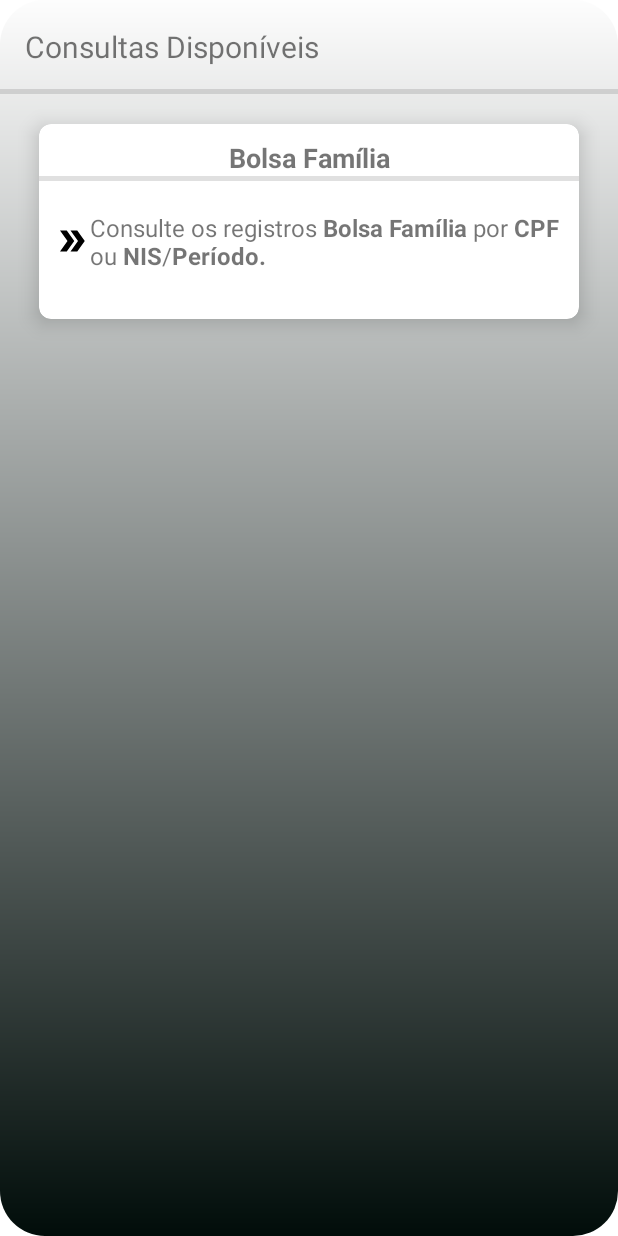
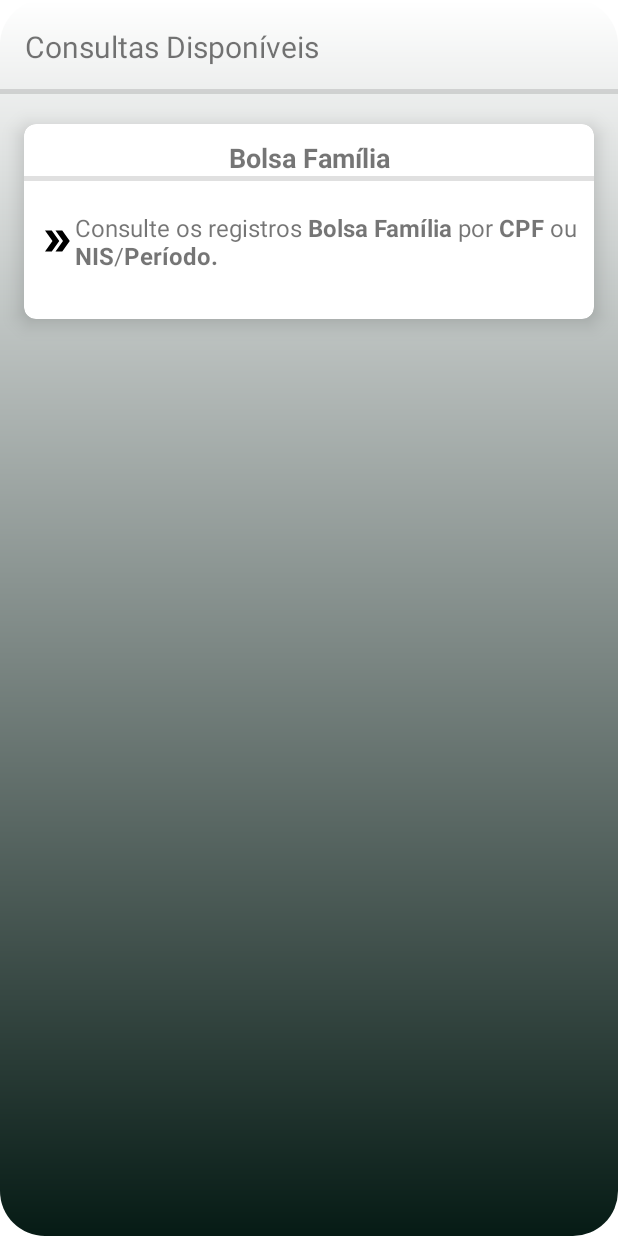
Before and after one commit to Mouthlolses/app_beneficiogov, an Android app: the ConsultationActivity screen opened directly, with no data from a screen before it, on a phone screen of 412 x 824 dp. Run offline under Robolectric (Android 15) with nearby library versions, the phone set to English and light mode, and no system bars; Roboto replaces fonts that are not available here.

Commit message:
some_cnanges

```diff
--- a/app/build.gradle.kts
+++ b/app/build.gradle.kts
@@ -9,7 +9,7 @@ android {
 
     defaultConfig {
         applicationId = "com.example.beneficios_gov"
-        minSdk = 29
+        minSdk = 28
         targetSdk = 35
         versionCode = 1
         versionName = "1.0"
--- a/app/src/main/res/drawable/gradient3_background.xml
+++ b/app/src/main/res/drawable/gradient3_background.xml
@@ -3,8 +3,8 @@
     android:shape="rectangle">
 
     <gradient
-        android:startColor="#FDFDFD"
-        android:endColor="#010D0A"
+        android:startColor="#FFFFFF"
+        android:endColor="#061B15"
         android:angle="270"/> <!-- 270 = vertical de cima para baixo -->
 
     <corners android:radius="30dp"/>
--- a/app/src/main/res/layout/activity_consultation.xml
+++ b/app/src/main/res/layout/activity_consultation.xml
@@ -28,7 +28,9 @@
         android:layout_width="match_parent"
         android:layout_height="3dp"
         android:layout_marginBottom="20dp"
-        app:layout_constraintBottom_toBottomOf="@id/guideline" />
+        app:layout_constraintBottom_toBottomOf="@id/guideline"
+        app:layout_constraintEnd_toEndOf="parent"
+        app:layout_constraintStart_toStartOf="parent" />
 
     <androidx.constraintlayout.widget.Guideline
         android:id="@+id/guideline"
@@ -40,8 +42,10 @@
     <com.google.android.material.card.MaterialCardView
 
         android:id="@+id/cardView"
-        android:layout_width="360dp"
+        android:layout_width="match_parent"
         android:layout_height="130dp"
+        android:layout_marginLeft="16dp"
+        android:layout_marginRight="16dp"
         android:backgroundTint="@color/white"
         android:clickable="true"
         app:cardCornerRadius="8dp"
--- a/app/src/main/res/layout/activity_home.xml
+++ b/app/src/main/res/layout/activity_home.xml
@@ -26,7 +26,7 @@
 
     <ImageView
         android:id="@+id/imageView"
-        android:layout_width="300dp"
+        android:layout_width="match_parent"
         android:layout_height="300dp"
         android:layout_marginTop="100dp"
         android:contentDescription="@string/logo"
```
Also changed, not shown: app/src/main/res/drawable-hdpi/logo_one.png, app/src/main/res/drawable-ldpi/logo_one.png, app/src/main/res/drawable-mdpi/logo_one.png, app/src/main/res/drawable-xhdpi/logo_one.png, app/src/main/res/drawable-xxhdpi/logo_one.png, app/src/main/res/drawable-xxxhdpi/logo_one.png.
